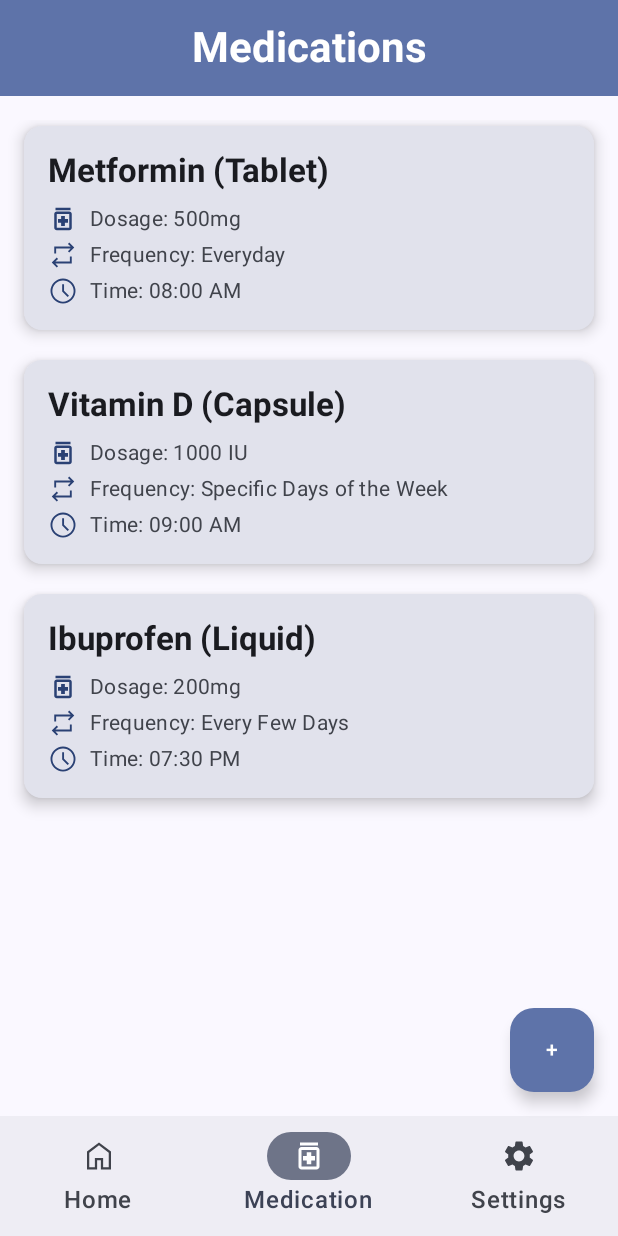
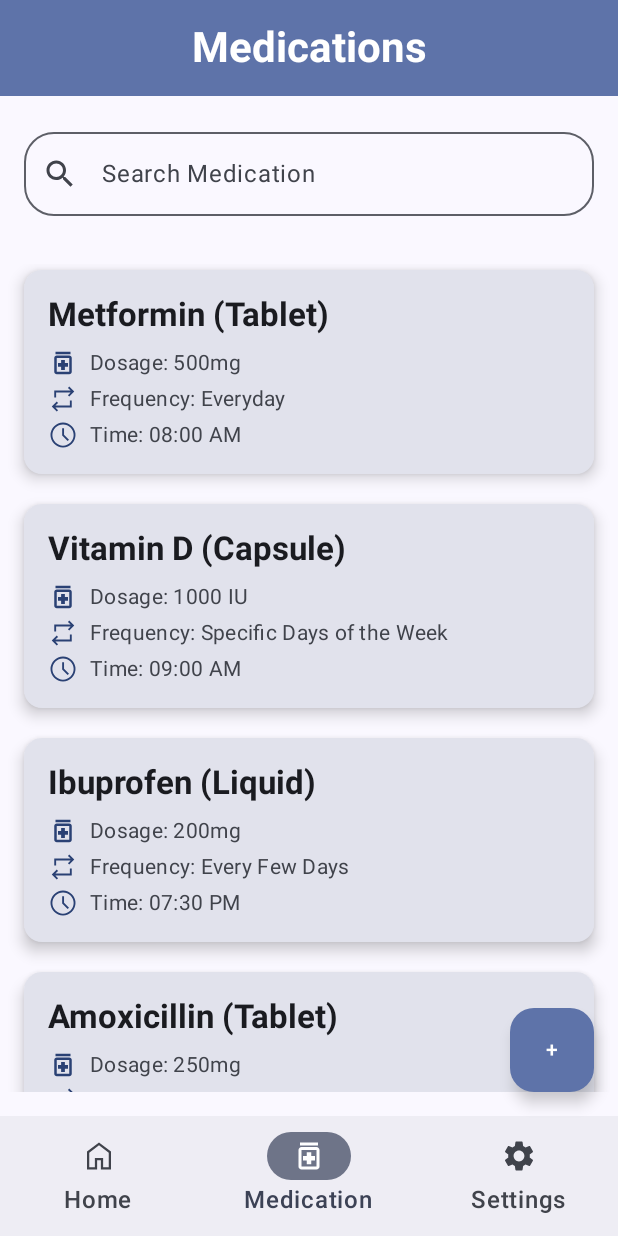
Before and after one commit to ywu256/MAPD721_Project, an Android app built with Jetpack Compose: the MedicationListScreen screen opened through its navigation route, on a phone screen of 412 x 824 dp. Run offline under Robolectric (Android 15) with nearby library versions, the phone set to English and light mode, and no system bars.

Commit message:
Add search bar on MedicationListScreen

```diff
--- a/app/src/main/java/com/group1/mapd721_project/MedicationListScreen.kt
+++ b/app/src/main/java/com/group1/mapd721_project/MedicationListScreen.kt
@@ -3,8 +3,10 @@ package com.group1.mapd721_project
 import androidx.compose.foundation.layout.*
 import androidx.compose.foundation.lazy.LazyColumn
 import androidx.compose.foundation.lazy.items
+import androidx.compose.foundation.shape.RoundedCornerShape
 import androidx.compose.material.icons.Icons
 import androidx.compose.material.icons.filled.Settings
+import androidx.compose.material.icons.filled.Search
 import androidx.compose.material3.*
 import androidx.compose.runtime.*
 import androidx.compose.ui.Alignment
@@ -54,9 +56,31 @@ fun MedicationListScreen(
                 dosage = "200mg",
                 frequency = "Every Few Days",
                 time = "07:30 PM"
+            ),
+            Medication(
+                name = "Amoxicillin",
+                format = "Tablet",
+                dosage = "250mg",
+                frequency = "Everyday",
+                time = "12:00 PM"
+            ),
+            Medication(
+                name = "Cetirizine",
+                format = "Tablet",
+                dosage = "10mg",
+                frequency = "Specific Days of the Week",
+                time = "06:30 PM"
+            ),
+            Medication(
+                name = "Omeprazole",
+                format = "Capsule",
+                dosage = "20mg",
+                frequency = "Every Few Days",
+                time = "08:00 AM"
             )
         )
     }
+    var searchQuery by remember { mutableStateOf("") }
 
     Scaffold(
         topBar = {
@@ -100,11 +124,36 @@ fun MedicationListScreen(
             }
         }
     ) { innerPadding ->
-        if (medications.isEmpty()) {
+        Column(
+            modifier = Modifier
+                .fillMaxSize()
+                .padding(innerPadding)
+        ) {
+            OutlinedTextField(
+                value = searchQuery,
+                onValueChange = { searchQuery = it },
+                label = { Text("Search Medication") },
+                leadingIcon = {
+                    Icon(
+                        imageVector = Icons.Default.Search,
+                        contentDescription = "Search Icon"
+                    )
+                },
+                modifier = Modifier
+                    .fillMaxWidth()
+                    .padding(16.dp),
+                singleLine = true,
+                shape = RoundedCornerShape(20.dp)
+            )
+
+            val filteredMedications = medications.filter {
+                it.name.contains(searchQuery, ignoreCase = true)
+            }
+
+            if (filteredMedications.isEmpty()) {
                 Box(
                     modifier = Modifier
-                    .fillMaxSize()
-                    .padding(innerPadding),
+                        .fillMaxSize(),
                     contentAlignment = Alignment.Center
                 ) {
                     Text("No medications yet.\nTap + to add one.", textAlign = TextAlign.Center)
@@ -113,11 +162,20 @@ fun MedicationListScreen(
                 LazyColumn(
                     modifier = Modifier
                         .fillMaxSize()
-                    .padding(innerPadding)
                         .padding(16.dp),
                     verticalArrangement = Arrangement.spacedBy(12.dp)
                 ) {
-                items(medications) { med ->
+                    items(filteredMedications) { med ->
+                        MedicationCard(med = med)
+                    }
+                }
+            }
+        }
+    }
+}
+
+@Composable
+fun MedicationCard(med: Medication) {
     Card(
         modifier = Modifier
             .fillMaxWidth()
@@ -132,7 +190,6 @@ fun MedicationListScreen(
                 .fillMaxWidth()
                 .padding(16.dp)
         ) {
-                            // Medication name and type
             Text(
                 text = "${med.name} (${med.format})",
                 style = MaterialTheme.typography.titleLarge,
@@ -142,7 +199,6 @@ fun MedicationListScreen(
 
             Spacer(modifier = Modifier.height(8.dp))
 
-                            // Medication dosage
             Row(verticalAlignment = Alignment.CenterVertically) {
                 Icon(
                     painter = painterResource(id = R.drawable.medication),
@@ -156,7 +212,6 @@ fun MedicationListScreen(
 
             Spacer(modifier = Modifier.height(4.dp))
 
-                            // Taken frequency
             Row(verticalAlignment = Alignment.CenterVertically) {
                 Icon(
                     painter = painterResource(id = R.drawable.repeat),
@@ -170,7 +225,6 @@ fun MedicationListScreen(
 
             Spacer(modifier = Modifier.height(4.dp))
 
-                            // Taken time
             Row(verticalAlignment = Alignment.CenterVertically) {
                 Icon(
                     painter = painterResource(id = R.drawable.schedule),
@@ -184,7 +238,3 @@ fun MedicationListScreen(
         }
     }
 }
-            }
-        }
-    }
-}
```
Lines whose indentation alone changed are shown as unchanged.
